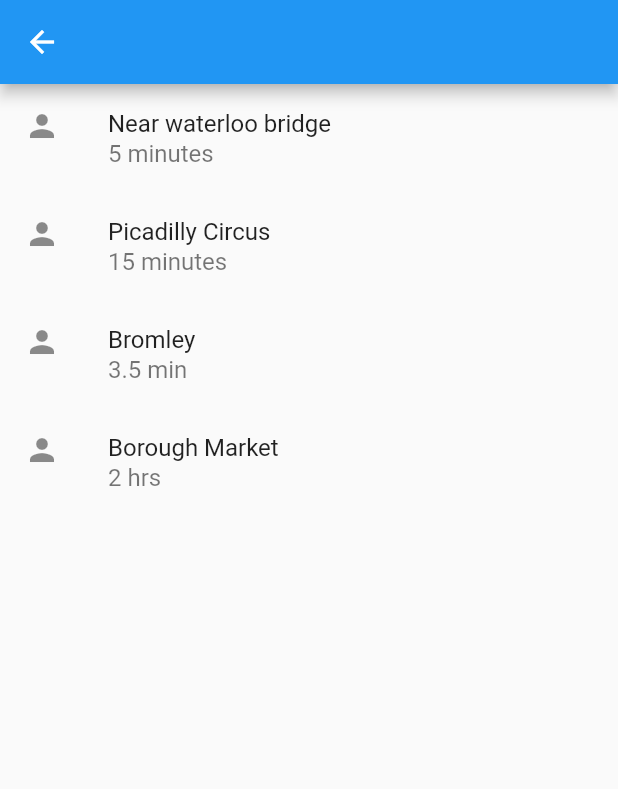
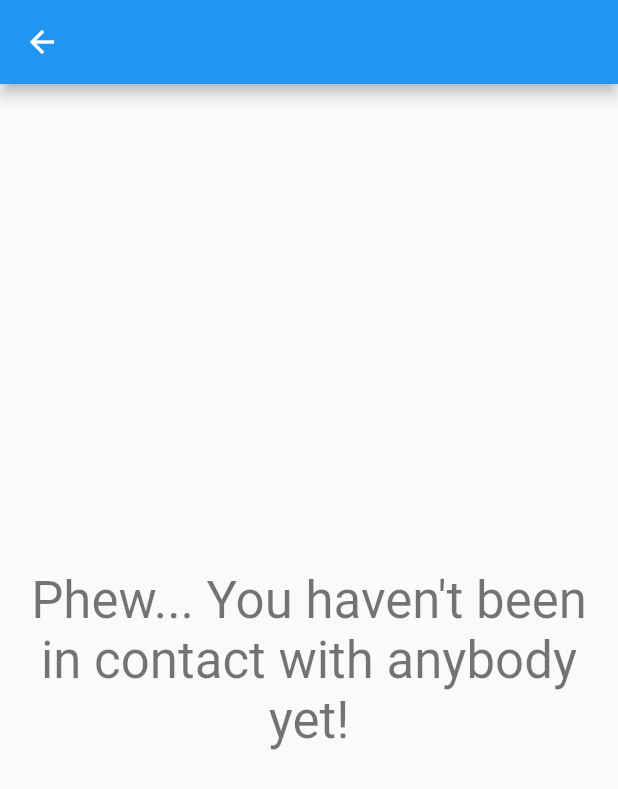
Before and after one commit to max-fish/covid-19-contact-tracing-app, a Flutter app: the Interactions screen opened directly, on a phone screen of 412 x 824 dp. Shown: the top 789 px of the screen. Run offline on Flutter 3.47's test engine with Material 2 defaults, Android fonts, the phone set to English and light mode, and no system bars; our stand-ins replace cloud_firestore, cloud_functions, firebase_auth, firebase_core, firebase_messaging, geolocator and 2 more; missing offline and left inert: flutter_google_places, flutter_polyline_points, google_api_headers, google_maps_webservice, snapping_sheet; accounts and stored records are empty; network calls fail.

Commit message:
interactions screen listens to firestore

```diff
--- a/lib/firebase/firestoreService.dart
+++ b/lib/firebase/firestoreService.dart
@@ -5,10 +5,11 @@ class FirestoreService {
 
   static final CollectionReference _db = FirebaseFirestore.instance.collection('users');
 
-  static void addContact(String fcmToken, String timestamp) {
+  static void addContact(String fcmToken, String timestamp, String sickReason) {
     final String userId = AuthService.userId;
     _db.doc(userId).collection('ContactedUsers').doc(fcmToken).set({
       'timeOfContact': timestamp,
+      'reason': sickReason
     });
   }
 
@@ -23,4 +24,10 @@ class FirestoreService {
     print(contactedUsers.size);
     return contactedUsers.size > 0;
   }
+
+  static Stream<QuerySnapshot> getContactsStream() {
+    final String userId = AuthService.userId;
+    final Stream<QuerySnapshot> contactedUsersStream = _db.doc(userId).collection('ContactedUsers').snapshots();
+    return contactedUsersStream;
+  }
 }
--- a/lib/pages/interactions/interactions.dart
+++ b/lib/pages/interactions/interactions.dart
@@ -1,37 +1,48 @@
+import 'package:cloud_firestore/cloud_firestore.dart';
+
+import '../../firebase/firestoreService.dart';
 import 'package:flutter/material.dart';
 
 class Interactions extends StatelessWidget {
-
   @override
   Widget build(BuildContext context) {
     return Scaffold(
-      appBar: AppBar(),
-      body: Center(
-        child: Column(
-          children: [
-            const ListTile(
-              leading: Icon(Icons.person),
-              title: Text('Near waterloo bridge'),
-              subtitle: Text('5 minutes'),
-            ),
-            const ListTile(
-              leading: Icon(Icons.person),
-              title: Text('Picadilly Circus'),
-              subtitle: Text('15 minutes'),
-            ),
-            const ListTile(
-              leading: Icon(Icons.person),
-              title: Text('Bromley'),
-              subtitle: Text('3.5 min'),
-            ),
-            const ListTile(
-              leading: Icon(Icons.person),
-              title: Text('Borough Market'),
-              subtitle: Text('2 hrs'),
-            )
-          ],
-        )
-      )
-    );
+        appBar: AppBar(),
+        body: StreamBuilder(
+            stream: FirestoreService.getContactsStream(),
+            builder:
+                (BuildContext context, AsyncSnapshot<QuerySnapshot> snapshot) {
+              if (snapshot.connectionState == ConnectionState.active) {
+                if (snapshot.data.docs.isNotEmpty) {
+                  return ListView(
+                    children: snapshot.data.docs.map((document) {
+                      final String reason = document['reason'];
+                      String trailingText;
+                      if (reason == 'SickReason.SYMPTOMS') {
+                        trailingText = 'symptoms';
+                      } else {
+                        trailingText = 'positive test';
+                      }
+                      return ListTile(
+                        leading: Text(document['timeOfContact']),
+                        trailing: Text(trailingText),
+                      );
+                    }).toList(),
+                  );
+                } else {
+                  return Padding(
+                    padding: const EdgeInsets.all(8.0),
+                    child: Center(
+                        child: Text(
+                      'Phew... You haven\'t been in contact with anybody yet!',
+                      style: Theme.of(context).textTheme.headline4,
+                          textAlign: TextAlign.center,
+                    )),
+                  );
+                }
+              } else {
+                return const Center(child: CircularProgressIndicator());
+              }
+            }));
   }
 }
--- a/lib/utilities/contactTracingUtilities.dart
+++ b/lib/utilities/contactTracingUtilities.dart
@@ -17,11 +17,11 @@ class ContactTracingUtilities {
   }
 
   static Future<void> _receivedMessage(MethodCall call) async {
-    if(call.method == 'messageReceived'){
+    if(call.method == 'messageReceived') {
       final Message receivedMessage = Message.fromJsonString(call.arguments('message'));
       final currentTime = DateTime.now();
       final dateFormat = DateFormat.yMMMd().add_Hm();
-      await FirestoreService.addContact(receivedMessage.fcmToken, dateFormat.format(currentTime));
+      await FirestoreService.addContact(receivedMessage.fcmToken, dateFormat.format(currentTime), receivedMessage.reason.toString());
     }
   }
 
```
